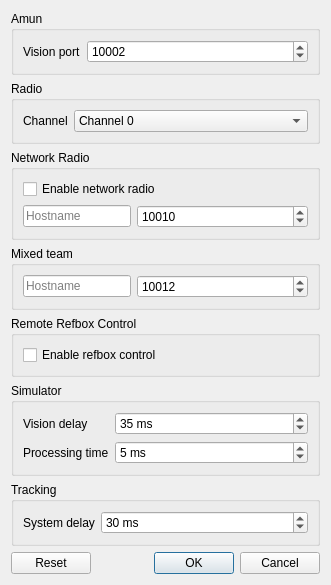
robotics-erlangen/framework, file src/ra/configdialog.ui: the form before one commit.
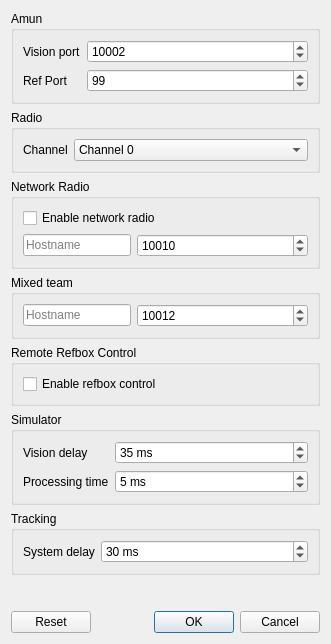
The form after the commit.

Commit message: Ra: allow changing the referee port in the config dialog

Patch:
```diff
--- a/src/ra/configdialog.ui
+++ b/src/ra/configdialog.ui
@@ -7,7 +7,7 @@
     <x>0</x>
     <y>0</y>
     <width>331</width>
-    <height>568</height>
+    <height>644</height>
    </rect>
   </property>
   <property name="windowTitle">
@@ -40,6 +40,26 @@
         </property>
        </widget>
       </item>
+      <item row="1" column="0">
+       <widget class="QLabel" name="label_6">
+        <property name="text">
+         <string>Ref Port</string>
+        </property>
+       </widget>
+      </item>
+      <item row="1" column="1">
+       <widget class="QSpinBox" name="refPort">
+        <property name="minimum">
+         <number>1</number>
+        </property>
+        <property name="maximum">
+         <number>65535</number>
+        </property>
+        <property name="value">
+         <number>99</number>
+        </property>
+       </widget>
+      </item>
      </layout>
     </widget>
    </item>
```
Lines whose indentation alone changed are shown as unchanged. The commit also changes 4 other files.
